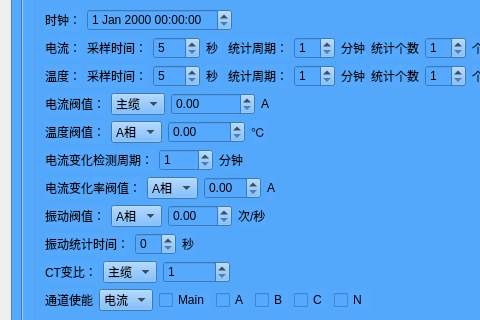
Before: the Qt Designer form cabledatawidget.ui in ounie-os/line_monitor, drawn with Qt 5; both pictures show x 0 to 480 and y 103 to 423 of the 1036 by 603 pixel window.
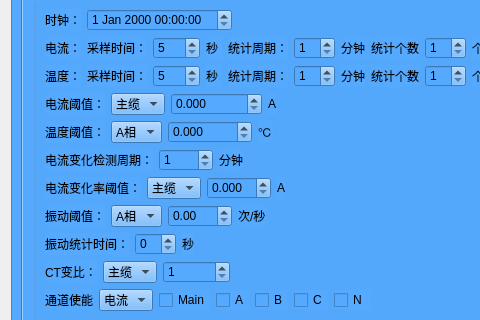
After: the same form once the commit is applied. The open tabs and pages were chosen to show the change. Custom widgets are drawn as their Qt base class.

Patch:
```diff
--- a/cabledatawidget.ui
+++ b/cabledatawidget.ui
@@ -1385,7 +1385,7 @@
                 <item>
                  <widget class="QLabel" name="label_8">
                   <property name="text">
-                   <string>电流阀值：</string>
+                   <string>电流阈值：</string>
                   </property>
                  </widget>
                 </item>
@@ -1420,6 +1420,9 @@
                 </item>
                 <item>
                  <widget class="QDoubleSpinBox" name="thresholdValueDoubleSpinBox">
+                  <property name="decimals">
+                   <number>3</number>
+                  </property>
                   <property name="maximum">
                    <double>999999.989999999990687</double>
                   </property>
@@ -1466,7 +1469,7 @@
                 <item>
                  <widget class="QLabel" name="label_19">
                   <property name="text">
-                   <string>温度阀值：</string>
+                   <string>温度阈值：</string>
                   </property>
                  </widget>
                 </item>
@@ -1496,6 +1499,9 @@
                 </item>
                 <item>
                  <widget class="QDoubleSpinBox" name="doubleSpinBox_Temp_Threshold">
+                  <property name="decimals">
+                   <number>3</number>
+                  </property>
                   <property name="maximum">
                    <double>99999.990000000005239</double>
                   </property>
@@ -1600,12 +1606,17 @@
                 <item>
                  <widget class="QLabel" name="label_28">
                   <property name="text">
-                   <string>电流变化率阀值：</string>
+                   <string>电流变化率阈值：</string>
                   </property>
                  </widget>
                 </item>
                 <item>
                  <widget class="QComboBox" name="comboBox_CurChangeRate_Threshold">
+                  <item>
+                   <property name="text">
+                    <string>主缆</string>
+                   </property>
+                  </item>
                   <item>
                    <property name="text">
                     <string>A相</string>
@@ -1629,7 +1640,11 @@
                  </widget>
                 </item>
                 <item>
-                 <widget class="QDoubleSpinBox" name="doubleSpinBox_CurChangeRate_Threshold"/>
+                 <widget class="QDoubleSpinBox" name="doubleSpinBox_CurChangeRate_Threshold">
+                  <property name="decimals">
+                   <number>3</number>
+                  </property>
+                 </widget>
                 </item>
                 <item>
                  <widget class="QLabel" name="label_39">
@@ -1672,7 +1687,7 @@
                 <item>
                  <widget class="QLabel" name="label_29">
                   <property name="text">
-                   <string>振动阀值：</string>
+                   <string>振动阈值：</string>
                   </property>
                  </widget>
                 </item>
```
